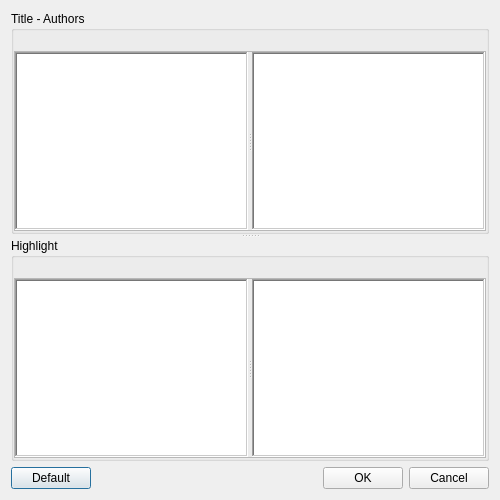
First picture: the form in gui_edit_template.ui, repository noembryo/KoHighlights, before the edit.
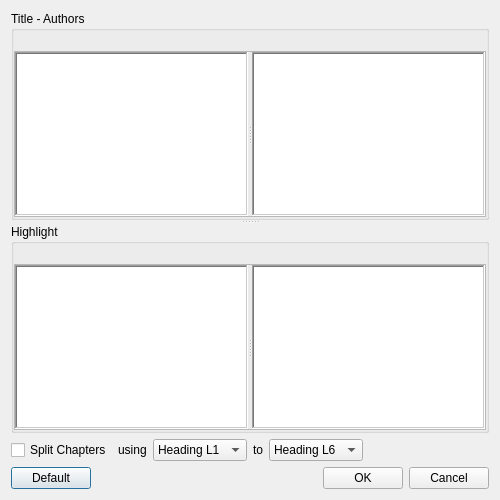
Second picture: the form after the edit.

The edit to the form file:
```diff
--- a/gui_edit_template.ui
+++ b/gui_edit_template.ui
@@ -167,6 +167,126 @@
      </widget>
     </widget>
    </item>
+   <item>
+    <widget class="QFrame" name="split_chapters_frm">
+     <layout class="QHBoxLayout" name="horizontalLayout_4">
+      <property name="margin">
+       <number>0</number>
+      </property>
+      <item>
+       <widget class="QCheckBox" name="split_chapters_chk">
+        <property name="sizePolicy">
+         <sizepolicy hsizetype="Minimum" vsizetype="Preferred">
+          <horstretch>0</horstretch>
+          <verstretch>0</verstretch>
+         </sizepolicy>
+        </property>
+        <property name="text">
+         <string>Split Chapters</string>
+        </property>
+       </widget>
+      </item>
+      <item>
+       <widget class="QLabel" name="label">
+        <property name="text">
+         <string>using</string>
+        </property>
+       </widget>
+      </item>
+      <item>
+       <widget class="QComboBox" name="head_min_box">
+        <item>
+         <property name="text">
+          <string>Heading L1</string>
+         </property>
+        </item>
+        <item>
+         <property name="text">
+          <string>Heading L2</string>
+         </property>
+        </item>
+        <item>
+         <property name="text">
+          <string>Heading L3</string>
+         </property>
+        </item>
+        <item>
+         <property name="text">
+          <string>Heading L4</string>
+         </property>
+        </item>
+        <item>
+         <property name="text">
+          <string>Heading L5</string>
+         </property>
+        </item>
+        <item>
+         <property name="text">
+          <string>Heading L6</string>
+         </property>
+        </item>
+       </widget>
+      </item>
+      <item>
+       <widget class="QLabel" name="label_2">
+        <property name="text">
+         <string>to</string>
+        </property>
+       </widget>
+      </item>
+      <item>
+       <widget class="QComboBox" name="head_max_box">
+        <property name="currentIndex">
+         <number>5</number>
+        </property>
+        <item>
+         <property name="text">
+          <string>Heading L1</string>
+         </property>
+        </item>
+        <item>
+         <property name="text">
+          <string>Heading L2</string>
+         </property>
+        </item>
+        <item>
+         <property name="text">
+          <string>Heading L3</string>
+         </property>
+        </item>
+        <item>
+         <property name="text">
+          <string>Heading L4</string>
+         </property>
+        </item>
+        <item>
+         <property name="text">
+          <string>Heading L5</string>
+         </property>
+        </item>
+        <item>
+         <property name="text">
+          <string>Heading L6</string>
+         </property>
+        </item>
+       </widget>
+      </item>
+      <item>
+       <spacer name="horizontalSpacer_2">
+        <property name="orientation">
+         <enum>Qt::Horizontal</enum>
+        </property>
+        <property name="sizeHint" stdset="0">
+         <size>
+          <width>40</width>
+          <height>20</height>
+         </size>
+        </property>
+       </spacer>
+      </item>
+     </layout>
+    </widget>
+   </item>
    <item>
     <widget class="QFrame" name="btn_box">
      <property name="sizePolicy">
```
